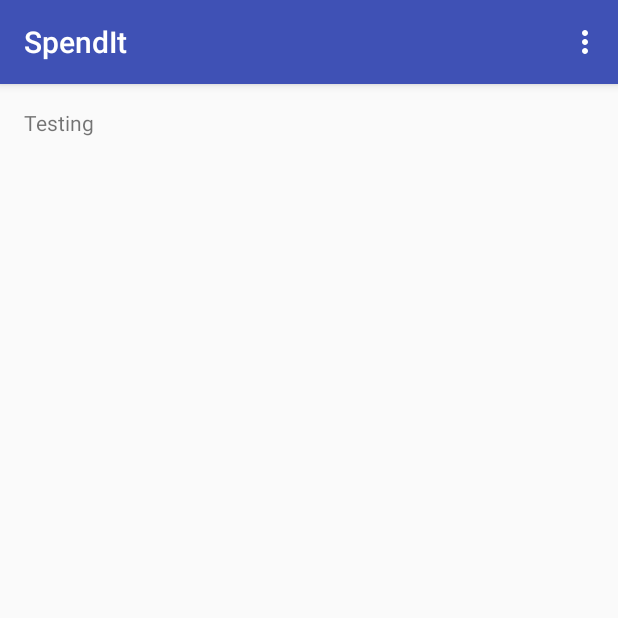
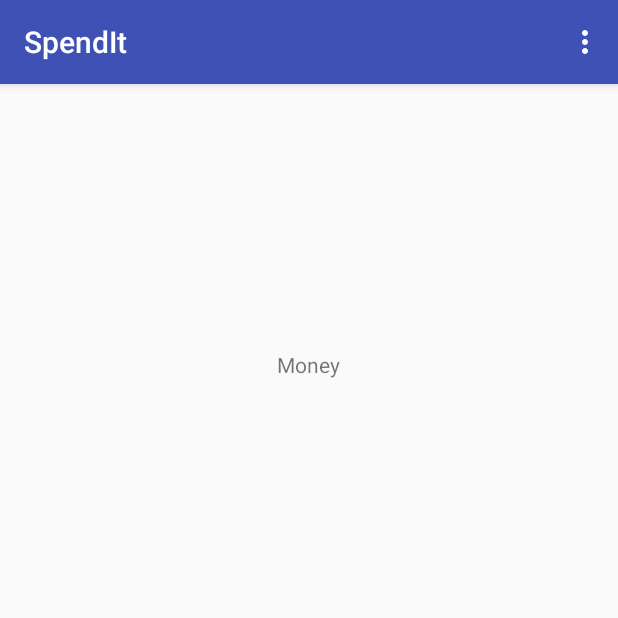
Before and after one commit to Xplatypus8/SpendIt, an Android app: the screen it shows after launch (MainActivity), on a phone screen of 412 x 824 dp, the top half of it. Run offline under Robolectric (Android 15) with nearby library versions, the phone set to English and light mode, and no system bars.

Commit message:
Testing VCS

```diff
--- a/app/src/main/res/layout/content_main.xml
+++ b/app/src/main/res/layout/content_main.xml
@@ -15,5 +15,8 @@
     <TextView
         android:layout_width="wrap_content"
         android:layout_height="wrap_content"
-        android:text="Testing" />
+        android:text="Money"
+        android:layout_alignParentTop="true"
+        android:layout_centerHorizontal="true"
+        android:layout_marginTop="161dp" />
 </RelativeLayout>
```
